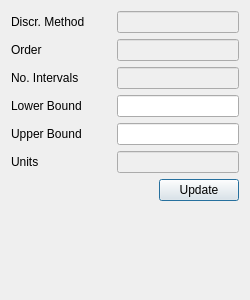
This is trunk/daetools-package/daetools/dae_simulator/editor_domain_distributed.ui in v1kko/daetools as Qt 5 draws it before an edit. The edited form follows.
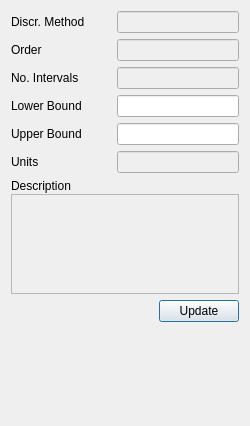
This is the edited form.

The edit to the form file:
```diff
--- a/trunk/daetools-package/daetools/dae_simulator/editor_domain_distributed.ui
+++ b/trunk/daetools-package/daetools/dae_simulator/editor_domain_distributed.ui
@@ -7,7 +7,7 @@
     <x>0</x>
     <y>0</y>
     <width>250</width>
-    <height>300</height>
+    <height>426</height>
    </rect>
   </property>
   <property name="sizePolicy">
@@ -299,6 +299,67 @@
      </item>
     </layout>
    </item>
+   <item>
+    <layout class="QHBoxLayout" name="horizontalLayout_8">
+     <item>
+      <layout class="QVBoxLayout" name="verticalLayout_2">
+       <property name="spacing">
+        <number>1</number>
+       </property>
+       <item>
+        <widget class="QLabel" name="label_7">
+         <property name="minimumSize">
+          <size>
+           <width>80</width>
+           <height>0</height>
+          </size>
+         </property>
+         <property name="text">
+          <string>Description</string>
+         </property>
+        </widget>
+       </item>
+       <item>
+        <widget class="QTextEdit" name="descriptionEdit">
+         <property name="enabled">
+          <bool>false</bool>
+         </property>
+         <property name="sizePolicy">
+          <sizepolicy hsizetype="Expanding" vsizetype="Minimum">
+           <horstretch>0</horstretch>
+           <verstretch>0</verstretch>
+          </sizepolicy>
+         </property>
+         <property name="minimumSize">
+          <size>
+           <width>100</width>
+           <height>50</height>
+          </size>
+         </property>
+         <property name="maximumSize">
+          <size>
+           <width>16777215</width>
+           <height>100</height>
+          </size>
+         </property>
+         <property name="toolTip">
+          <string>&lt;html&gt;&lt;head/&gt;&lt;body&gt;&lt;p&gt;Description of the object.&lt;/p&gt;&lt;/body&gt;&lt;/html&gt;</string>
+         </property>
+         <property name="frameShape">
+          <enum>QFrame::StyledPanel</enum>
+         </property>
+         <property name="frameShadow">
+          <enum>QFrame::Sunken</enum>
+         </property>
+         <property name="readOnly">
+          <bool>false</bool>
+         </property>
+        </widget>
+       </item>
+      </layout>
+     </item>
+    </layout>
+   </item>
    <item>
     <layout class="QHBoxLayout" name="horizontalLayout_2">
      <item>
@@ -340,7 +401,7 @@
      <property name="sizeHint" stdset="0">
       <size>
        <width>20</width>
-       <height>40</height>
+       <height>10</height>
       </size>
      </property>
     </spacer>
```
